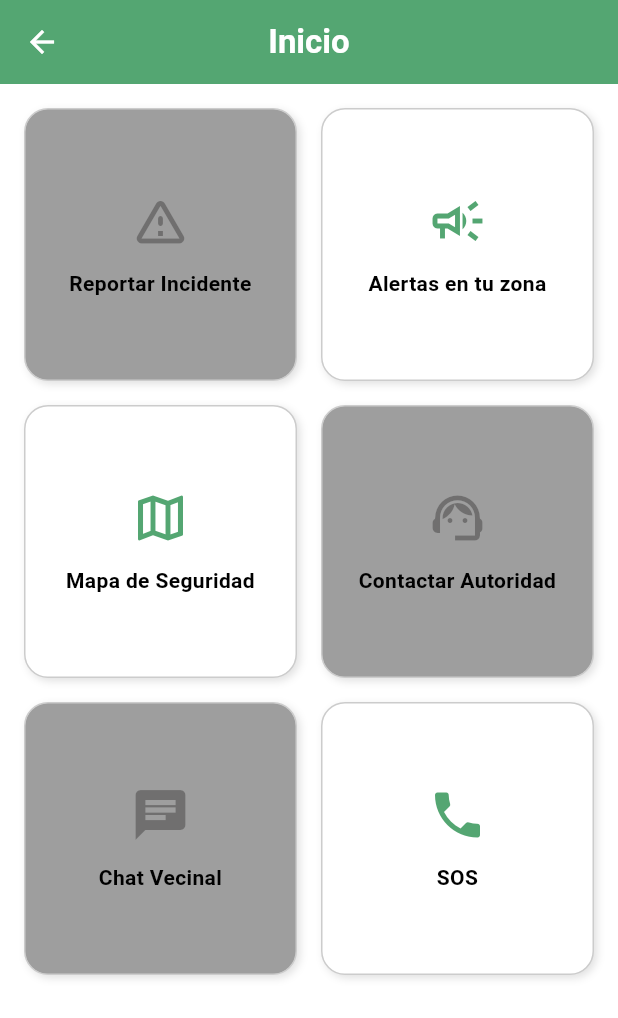
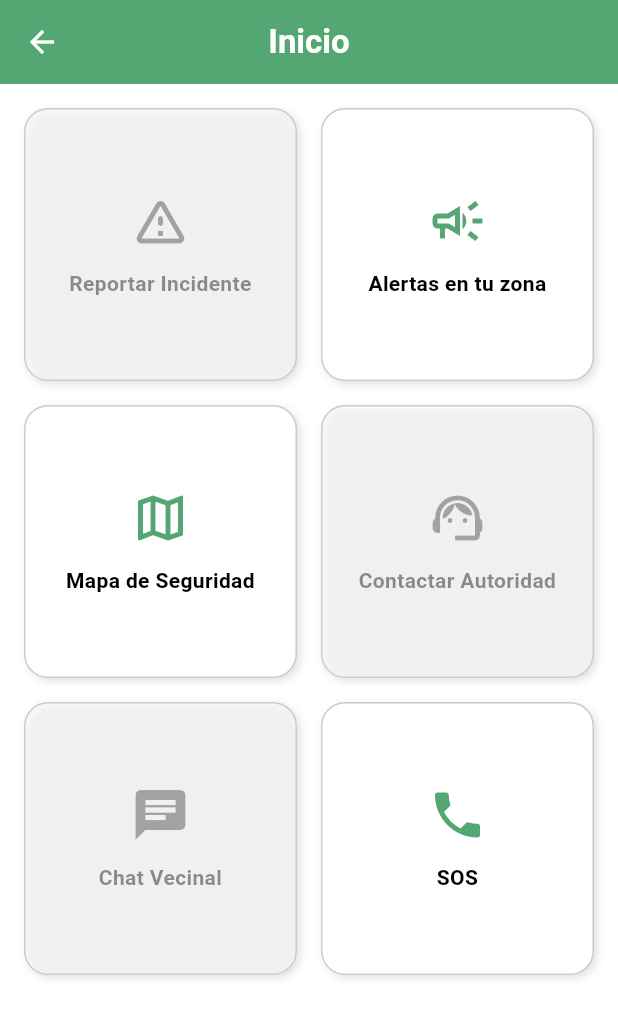
Before and after one commit to Reebotbrei/alertaLima, a Flutter app: the HomeScreen screen opened directly with empty values, on a phone screen of 412 x 824 dp. Shown: the top 1018 px of the screen. Run offline on Flutter 3.47's test engine with Material 3 defaults, Android fonts, the phone set to English and light mode, and no system bars; our stand-ins replace cloud_firestore, file_picker, firebase_auth, firebase_core, geolocator, google_maps_flutter and 2 more; missing offline and left inert: flutter_sound; accounts and stored records are empty.

```diff
--- a/lib/features/dashboard/view/home_screen.dart
+++ b/lib/features/dashboard/view/home_screen.dart
@@ -15,6 +15,7 @@ class HomeScreen extends StatelessWidget {
   const HomeScreen({super.key, required this.usuario});
   final Color colorIcono = AppColors.primary;
   final Color colorFondo = AppColors.background;
+  final Color colorTexto = AppColors.text;
   @override
   Widget build(BuildContext context) {
     return ChangeNotifierProvider(
@@ -31,11 +32,14 @@ class HomeScreen extends StatelessWidget {
               crossAxisSpacing: 16,
               children: [
                 MenuCard(
+                  texto: usuario.empadronado == false
+                      ? const Color.fromARGB(136, 49, 46, 46)
+                      : colorTexto,
                   fondo: usuario.empadronado == false
-                      ? Colors.grey
+                      ? const Color.fromARGB(170, 251, 247, 247)
                       : colorFondo,
                   colorIcono: usuario.empadronado == false
-                      ?  const Color.fromARGB(99, 39, 38, 38)
+                      ? const Color.fromARGB(99, 39, 38, 38)
                       : colorIcono,
                   icon: Icons.warning_amber_rounded,
                   title: 'Reportar Incidente',
@@ -55,6 +59,7 @@ class HomeScreen extends StatelessWidget {
                   },
                 ),
                 MenuCard(
+                  texto: colorTexto,
                   fondo: colorFondo,
                   colorIcono: colorIcono,
                   icon: Icons.campaign_outlined,
@@ -64,6 +69,7 @@ class HomeScreen extends StatelessWidget {
                   },
                 ),
                 MenuCard(
+                  texto: colorTexto,
                   fondo: colorFondo,
                   colorIcono: colorIcono,
                   icon: Icons.map_outlined,
@@ -79,11 +85,14 @@ class HomeScreen extends StatelessWidget {
                   },
                 ),
                 MenuCard(
-                   fondo: usuario.empadronado == false
-                      ? Colors.grey
+                    texto: usuario.empadronado == false
+                      ?   const Color.fromARGB(136, 49, 46, 46)
+                      : colorTexto,
+                  fondo: usuario.empadronado == false
+                      ?  const Color.fromARGB(170, 251, 247, 247)
                       : colorFondo,
                   colorIcono: usuario.empadronado == false
-                      ?   const Color.fromARGB(99, 39, 38, 38)
+                      ? const Color.fromARGB(99, 39, 38, 38)
                       : colorIcono,
                   icon: Icons.support_agent,
                   title: 'Contactar Autoridad',
@@ -96,11 +105,14 @@ class HomeScreen extends StatelessWidget {
                   },
                 ),
                 MenuCard(
-                   fondo: usuario.empadronado == false
-                      ? Colors.grey
+                    texto: usuario.empadronado == false
+                      ? const Color.fromARGB(136, 49, 46, 46)
+                      : colorTexto,
+                  fondo: usuario.empadronado == false
+                      ? const Color.fromARGB(170, 251, 247, 247)
                       : colorFondo,
                   colorIcono: usuario.empadronado == false
-                      ?  const Color.fromARGB(99, 39, 38, 38)
+                      ? const Color.fromARGB(99, 39, 38, 38)
                       : colorIcono,
                   icon: Icons.chat,
                   title: 'Chat Vecinal',
@@ -120,6 +132,7 @@ class HomeScreen extends StatelessWidget {
                   },
                 ),
                 MenuCard(
+                  texto: colorTexto,
                   fondo: colorFondo,
                   colorIcono: colorIcono,
                   icon: Icons.phone,
--- a/lib/features/dashboard/view/menu_card.dart
+++ b/lib/features/dashboard/view/menu_card.dart
@@ -7,6 +7,7 @@ class MenuCard extends StatelessWidget {
   final VoidCallback onTap;
   final Color colorIcono;
   final Color fondo;
+  final Color texto;
   const MenuCard({
     super.key,
     required this.icon,
@@ -14,6 +15,7 @@ class MenuCard extends StatelessWidget {
     required this.onTap,
     required this.colorIcono,
     required this.fondo,
+    required this.texto,
   });
 
   @override
@@ -43,10 +45,10 @@ class MenuCard extends StatelessWidget {
             Text(
               title,
               textAlign: TextAlign.center,
-              style: const TextStyle(
+              style: TextStyle(
                 fontSize: 14,
                 fontWeight: FontWeight.w600,
-                color: AppColors.text,
+                color: texto,
               ),
             ),
           ],
```
